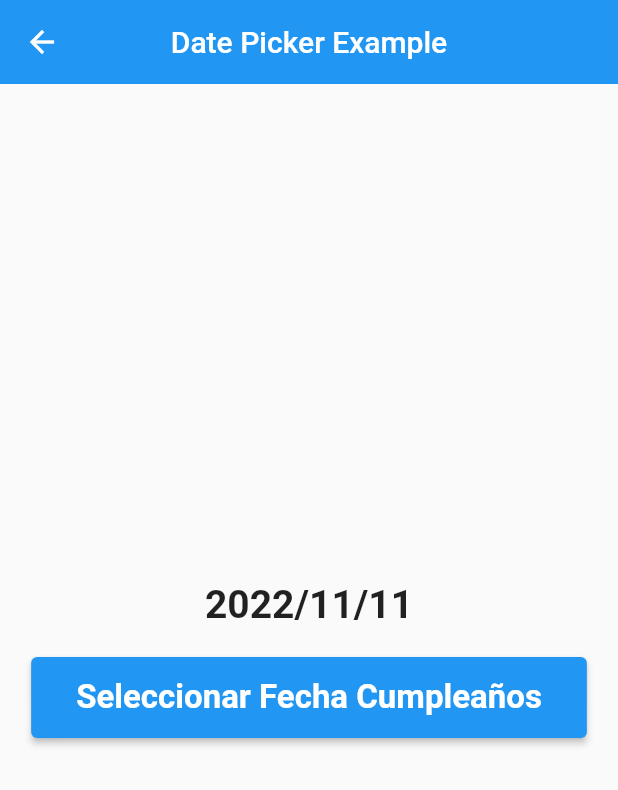
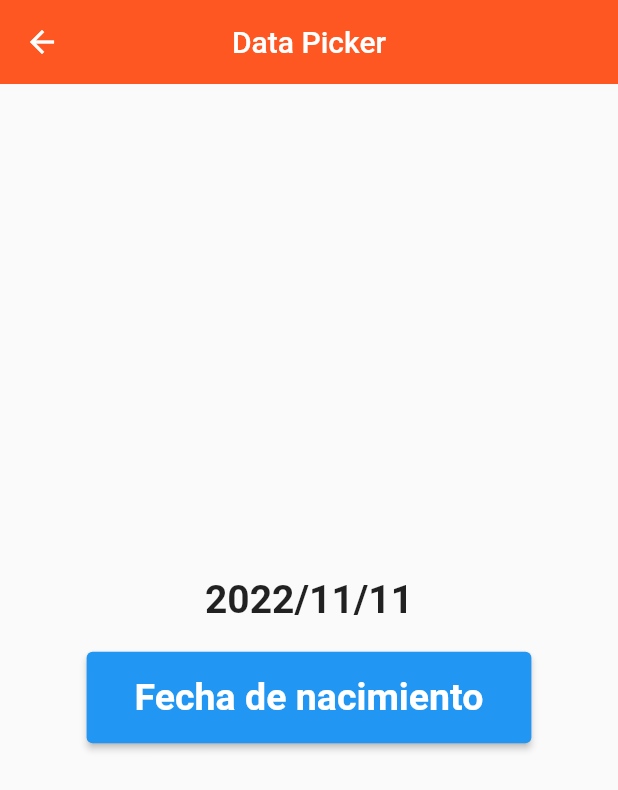
Before and after one commit to UteaCarlos/app4_page_selection, a Flutter app: the SelectionPage screen opened directly, on a phone screen of 412 x 824 dp. Shown: the top 790 px of the screen. Run offline on Flutter 3.47's test engine with Material 2 defaults, Android fonts, the phone set to English and light mode, and no system bars; our stand-ins replace google_fonts; network calls fail.

Commit message:
Commit App DataPicker

```diff
--- a/lib/pages/selection_page.dart
+++ b/lib/pages/selection_page.dart
@@ -15,7 +15,8 @@ class _SelectionPageState extends State<SelectionPage> {
   Widget build(BuildContext context) {
     return Scaffold(
       appBar: AppBar(
-        title: const Text("Date Picker Example"),
+        backgroundColor: Colors.deepOrange,
+        title: const Text("Data Picker"),
         centerTitle: true,
         elevation: 0,
       ),
@@ -47,11 +48,11 @@ class _SelectionPageState extends State<SelectionPage> {
                   });
                 },
                 child: const Padding(
-                  padding: EdgeInsets.all(14.0),
+                  padding: EdgeInsets.all(16.0),
                   child: Text(
-                    "Seleccionar Fecha Cumpleaños",
+                    "Fecha de nacimiento",
                     style:
-                        TextStyle(fontSize: 22.0, fontWeight: FontWeight.w600),
+                        TextStyle(fontSize: 25.0, fontWeight: FontWeight.w600),
                   ),
                 ))
           ],
```
